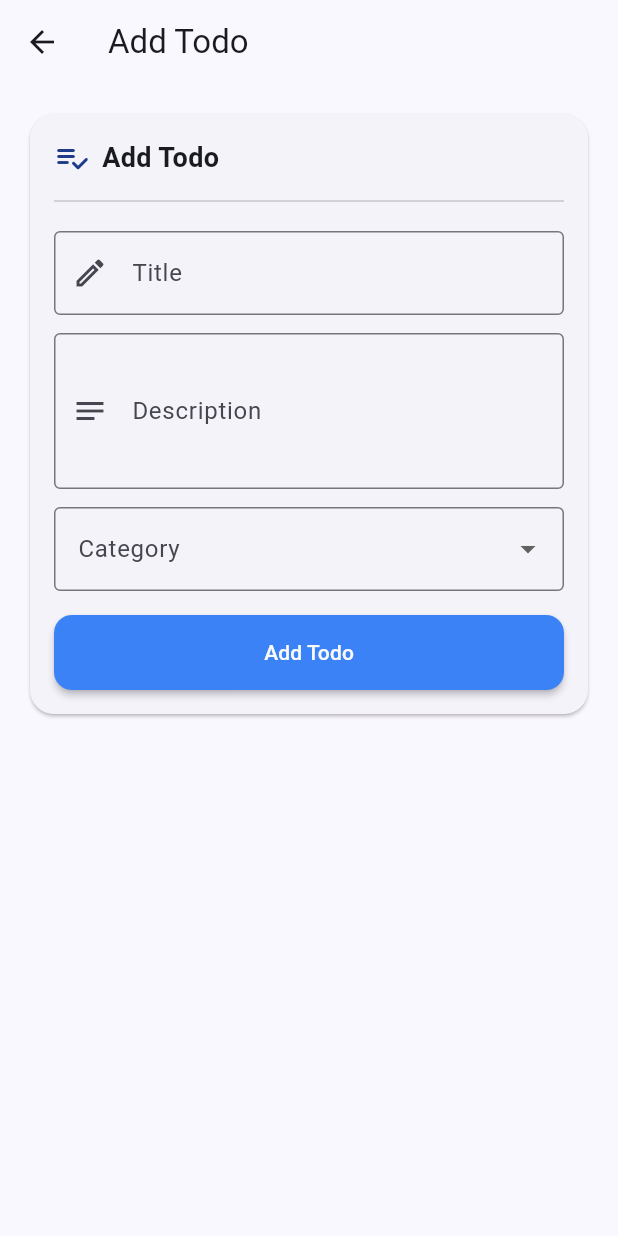
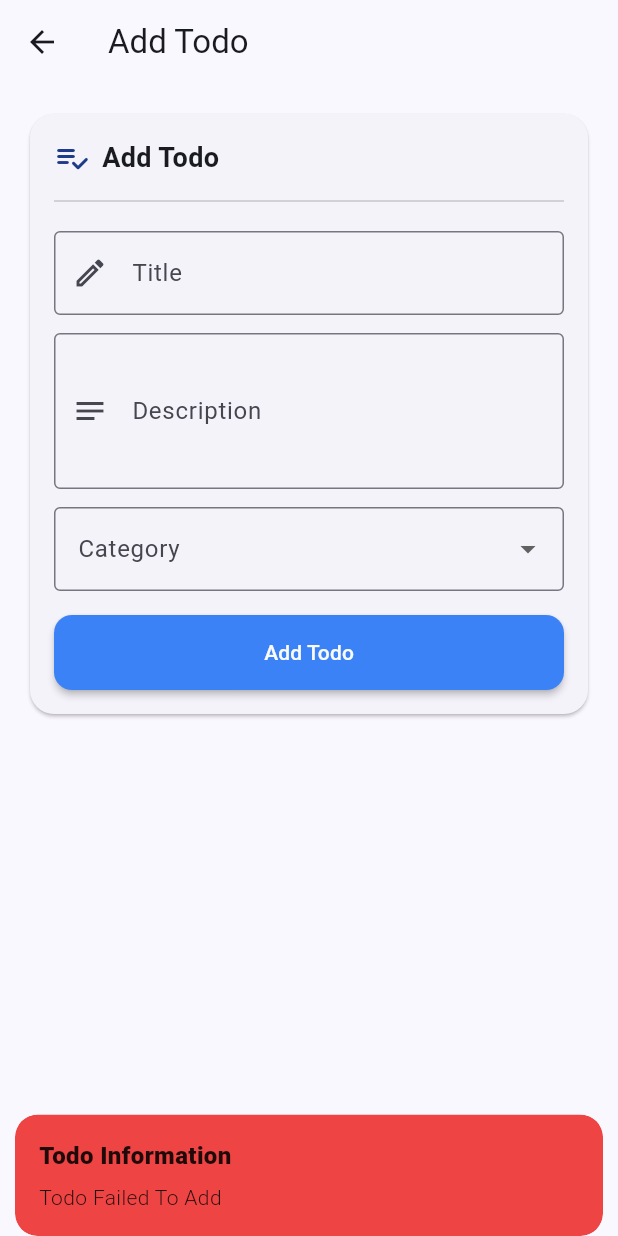
Before and after one commit to muyajid/Todo-List-App-with-Category, a Flutter app: the AddTodoPage screen opened by its route, after a tap on "Add Todo", on a phone screen of 412 x 824 dp. Run offline on Flutter 3.47's test engine with Material 3 defaults, Android fonts, the phone set to English and light mode, and no system bars; our stand-ins replace flutter_slidable, get, loading_animation_widget, shared_preferences, sqflite; accounts and stored records are empty.

Commit message:
feat/[HYO] sqflite-integration

```diff
--- a/lib/controller/todo_controller.dart
+++ b/lib/controller/todo_controller.dart
@@ -1,103 +1,107 @@
 import 'package:flutter/material.dart';
 import 'package:get/get.dart';
+import 'package:todolist_project_with_category/database/db_helper.dart';
 import 'package:todolist_project_with_category/model/model_todo.dart';
 import 'package:todolist_project_with_category/router/routes.dart';
 import 'package:todolist_project_with_category/theme/app_color.dart';
 
 class TodoController extends GetxController {
-  var todo = TextEditingController();
-  var deskripsi = TextEditingController();
-  var kategori = RxnString();
+  var title = TextEditingController();
+  var description = TextEditingController();
+  var category = RxnString();
 
-  var todoData = <ModelTodo>[].obs;
-  var historyData = [].obs;
-  var backupTodo = <ModelTodo>[];
+  final todos = <ModelTodo>[].obs;
+  final history = [].obs;
+  final backupTodo = <ModelTodo>[].obs;
+  final db = DBHelper();
 
   final List<String> categories = ['Work', 'Personal', 'Study'];
 
-  void addTodo() {
-    String tdToString = todo.text.toString();
-    String dkToString = deskripsi.text.toString();
-    String ktValue = kategori.value.toString();
-    DateTime now = DateTime.now();
-    String date = "${now.day}-${now.month}-${now.year}";
+  @override
+  void onInit() {
+    super.onInit();
+    fetchTodos();
+  }
 
-    if (tdToString.isNotEmpty && kategori.value != null) {
-      todoData.add(ModelTodo(tdToString, dkToString, ktValue, date));
-      backupTodo.add(ModelTodo(tdToString, dkToString, ktValue, date));
+  Future<void> fetchTodos() async {
+    final data = await db.getTodos();
+
+    final todoList = data.map((e) {
+      return ModelTodo(
+        e['title'] ?? '',
+        e['description'] ?? '',
+        e['category'] ?? '',
+        e['date'] ?? '',
+        status: (e['status'] ?? 0) == 1,
+      );
+    }).toList();
+
+    todos.assignAll(todoList);
+    backupTodo.assignAll(todoList);
+  }
+
+  Future<void> addTodo() async {
+    final titleText = title.text.trim();
+    final descText = description.text.trim();
+    final categoryText = category.value?.toString() ?? '';
+
+    if (titleText.isEmpty || categoryText.isEmpty) {
       Get.snackbar(
-        "Todo Information",
-        "Todo successfully added",
-        backgroundColor: AppColor.secondarygreen,
-        colorText: Colors.white,
+        'Todo Information',
+        'Todo Failed To Add',
         snackPosition: SnackPosition.BOTTOM,
-        duration: Duration(seconds: 1),
+        backgroundColor: AppColor.secondaryred,
       );
-      todo.clear();
-      deskripsi.clear();
-      kategori.value = null;
-      Get.offNamed(AppRouter.mainMenu);
       return;
     }
 
+    await db.insertTodo({
+      'title': titleText,
+      'description': descText,
+      'category': categoryText,
+    });
+
+    await fetchTodos();
+    title.clear();
+    description.clear();
+    category.value = null;
+
+    Get.offNamed(AppRouter.mainMenu);
     Get.snackbar(
-      "Todo Information",
-      "Todo failed to add",
-      backgroundColor: AppColor.secondaryred,
-      colorText: Colors.white,
+      'Todo Information',
+      'Todo Added Successfully',
       snackPosition: SnackPosition.BOTTOM,
-      duration: Duration(seconds: 1),
-    );
-    todo.clear();
-    deskripsi.clear();
-    kategori.value = null;
-  }
-
-  void markDoneTodo(int index) {
-    final todoItem = todoData[index];
-    todoItem.status = true;
-    todoData.removeAt(index);
-    backupTodo.removeAt(index);
-    historyData.add(todoItem);
-    Get.snackbar(
-      "Todo Information",
-      "Complete",
       backgroundColor: AppColor.secondarygreen,
-      colorText: Colors.white,
-      snackPosition: SnackPosition.BOTTOM,
-      duration: Duration(seconds: 1),
     );
   }
 
-  void removeHistoryTodo(int index) {
-    historyData.removeAt(index);
-    Get.snackbar(
-      "Todo Information",
-      "Todo history successfully deleted",
-      backgroundColor: AppColor.secondarygreen,
-      colorText: Colors.white,
-      snackPosition: SnackPosition.BOTTOM,
-      duration: Duration(seconds: 1),
-    );
+  void removeHistoryAt(int index) {
+    if (index >= 0 && index < history.length) history.removeAt(index);
   }
 
-  void removeTodo(int index) {
-    todoData.removeAt(index);
-    backupTodo.removeAt(index);
+  Future<void> markDone(int index) async {
+    final item = todos[index];
+    final doneTodo = ModelTodo(
+      item.todo,
+      item.deskripsi,
+      item.kategori,
+      item.tanggal,
+    );
+    history.add(doneTodo);
+    todos.removeAt(index);
+
     Get.snackbar(
-      "Todo Information",
-      "Todo Successfully Deleted",
+      'Todo Information',
+      'Complete',
+      snackPosition: SnackPosition.BOTTOM,
       backgroundColor: AppColor.secondarygreen,
-      colorText: Colors.white,
-      snackPosition: SnackPosition.BOTTOM,
-      duration: Duration(seconds: 1),
     );
   }
 
   var currentFilterValue = "All".obs;
   void searchTodo(String searchValue) {
     if (searchValue.isEmpty) {
-      todoData.assignAll(backupTodo);
+      todos.assignAll(todos);
     } else {
       var filteredData = backupTodo
           .where(
@@ -105,19 +109,22 @@ class TodoController extends GetxController {
                 todo.todo.toLowerCase().contains(searchValue.toLowerCase()),
           )
           .toList();
-      todoData.assignAll(filteredData);
+      todos.assignAll(filteredData);
     }
   }
 
   void filterTodo(String filterValue) {
     currentFilterValue.value = filterValue;
     if (filterValue.isEmpty || filterValue == "All") {
-      todoData.assignAll(backupTodo);
+      todos.assignAll(backupTodo);
       return;
     }
-    var filteredData = backupTodo.where(
-      (todo) => todo.kategori.toLowerCase().contains(filterValue.toLowerCase()),
-    );
-    todoData.assignAll(filteredData);
+    var filteredData = backupTodo
+        .where(
+          (todos) =>
+              todos.kategori.toLowerCase().contains(filterValue.toLowerCase()),
+        )
+        .toList();
+    todos.assignAll(filteredData);
   }
 }
--- a/lib/database/db_helper.dart
+++ b/lib/database/db_helper.dart
@@ -16,27 +16,27 @@ class DBHelper {
 
   Future<Database> _initDb() async {
     final dbPath = await getDatabasesPath();
-    final path = join(dbPath, 'contacts.db');
+    final path = join(dbPath, 'todo.db');
 
     return await openDatabase(
       path,
       version: 1,
       onCreate: (db, version) async {
         await db.execute(
-          'CREATE TABLE contacts(id INTEGER PRIMARY KEY AUTOINCREMENT, name TEXT, description TEXT, category TEXT)',
+          'CREATE TABLE todos(id INTEGER PRIMARY KEY AUTOINCREMENT, title TEXT, description TEXT, category TEXT)',
         );
       },
     );
   }
 
-  Future<int> insertName(String name) async {
+  Future<int> insertTodo(Map<String, dynamic> todo) async {
     final client = await db;
-    return client.insert('contacts', {'name': name});
+    return await client.insert('todos', todo);
   }
 
-  Future<List<Map<String, dynamic>>> getNames() async {
+  Future<List<Map<String, dynamic>>> getTodos() async {
     final client = await db;
-    return client.query('contacts', orderBy: 'id DESC');
+    return client.query('todos', orderBy: 'id DESC');
   }
 
   Future<int> updateTodo(int id, Map<String, dynamic> todo) async {
--- a/lib/pages/add_todo_page.dart
+++ b/lib/pages/add_todo_page.dart
@@ -57,22 +57,22 @@ class AddTodoPage extends StatelessWidget {
                         AppTextField(
                           label: 'Title',
                           prefixIcon: Icon(Icons.edit_outlined),
-                          controller: controller.todo,
+                          controller: controller.title,
                         ),
                         const SizedBox(height: 12),
                         AppTextField(
                           label: 'Description',
                           maxLines: 3,
                           prefixIcon: Icon(Icons.notes_outlined),
-                          controller: controller.deskripsi,
+                          controller: controller.description,
                         ),
                         const SizedBox(height: 12),
                         CategoryDropdown(
                           label: 'Category',
                           items: controller.categories,
-                          value: controller.kategori.value,
+                          value: controller.category.value,
                           onChanged: (value) {
-                            controller.kategori.value = value;
+                            controller.category.value = value;
                           },
                         ),
 
```
Also changed, not shown: lib/pages/history_page.dart (+4 -4 lines), lib/pages/home_page.dart (+5 -7 lines).
